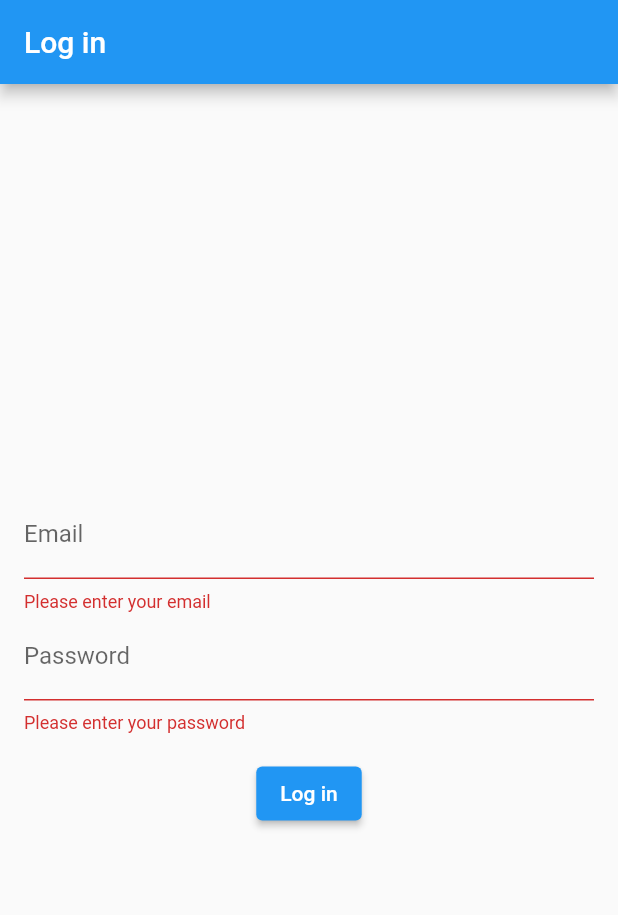
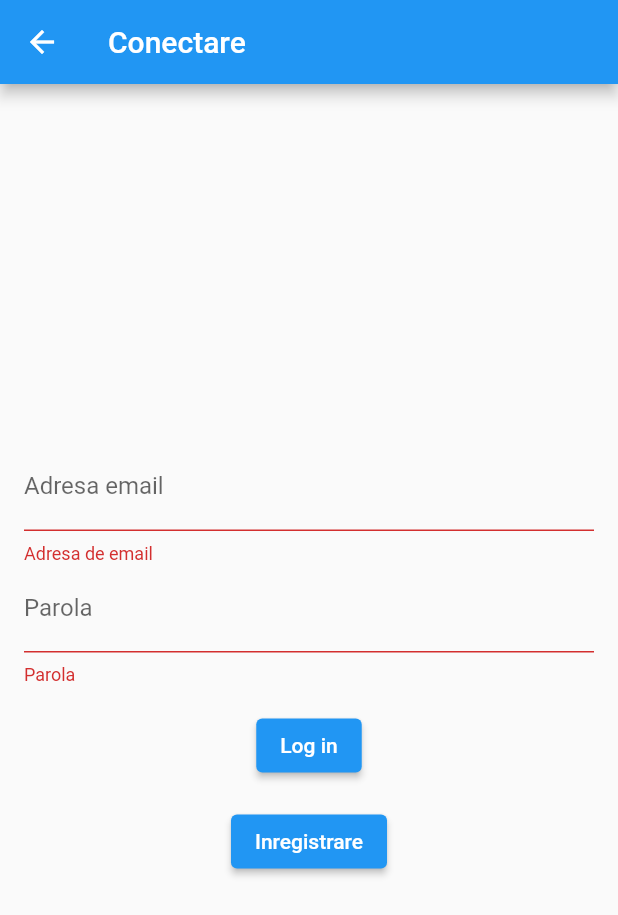
Before and after one commit to 2NHack2023/mindmatemobile, a Flutter app: the screen it shows after launch, after a tap on "Log in", on a phone screen of 412 x 824 dp. Shown: the top 915 px of the screen. Run offline on Flutter 3.47's test engine with Material 2 defaults, Android fonts, the phone set to English and light mode, and no system bars; our stand-ins replace supabase, supabase_flutter; accounts and stored records are empty.

Commit message:
Fixed login

```diff
--- a/lib/home_page.dart
+++ b/lib/home_page.dart
@@ -1,11 +1,14 @@
 import 'package:flutter/material.dart';
 import 'package:mindmatemobile/supabase_config.dart';
+import 'package:supabase/supabase.dart';
+import 'package:supabase_flutter/supabase_flutter.dart';
 
 class HomePage extends StatelessWidget {
   const HomePage({Key? key, required String title}) : super(key: key);
 
   @override
   Widget build(BuildContext context) {
+    final SupabaseClient supabaseClient = Supabase.instance.client;
     return Scaffold(
       appBar: AppBar(
         title: const Text('MindMate'),
@@ -20,6 +23,7 @@ class HomePage extends StatelessWidget {
               onPressed: () async {
                 await supabaseClient.auth.signOut();
                 // Navigate to login page after sign out
+                Navigator.pushReplacementNamed(context, '/login');
               },
               child: const Text('Log out'),
             ),
--- a/lib/login_page.dart
+++ b/lib/login_page.dart
@@ -1,6 +1,5 @@
 import 'package:flutter/material.dart';
-import 'package:mindmatemobile/supabase_config.dart';
-import 'package:supabase/supabase.dart';
+import 'package:supabase_flutter/supabase_flutter.dart';
 
 class LoginPage extends StatefulWidget {
   const LoginPage({Key? key}) : super(key: key);
@@ -13,6 +12,7 @@ class _LoginPageState extends State<LoginPage> {
   final _formKey = GlobalKey<FormState>();
   final _emailController = TextEditingController();
   final _passwordController = TextEditingController();
+  final SupabaseClient supabaseClient = Supabase.instance.client;
 
   Future<void> _login() async {
     final email = _emailController.text.trim();
@@ -22,7 +22,11 @@ class _LoginPageState extends State<LoginPage> {
       response = await supabaseClient.auth
           .signInWithPassword(email: email, password: password);
     } catch (error) {
-      showErrorSnackBar('Failed to log in');
+      showErrorSnackBar('Eroare la conectare');
+    }
+
+    if (response.session != null) {
+      Navigator.pushReplacementNamed(context, '/home');
     }
   }
 
@@ -40,7 +44,7 @@ class _LoginPageState extends State<LoginPage> {
   Widget build(BuildContext context) {
     return Scaffold(
       appBar: AppBar(
-        title: const Text('Log in'),
+        title: const Text('Conectare'),
       ),
       body: Padding(
         padding: const EdgeInsets.all(16.0),
@@ -51,21 +55,21 @@ class _LoginPageState extends State<LoginPage> {
             children: [
               TextFormField(
                 controller: _emailController,
-                decoration: const InputDecoration(labelText: 'Email'),
+                decoration: const InputDecoration(labelText: 'Adresa email'),
                 validator: (value) {
                   if (value == null || value.isEmpty) {
-                    return 'Please enter your email';
+                    return 'Adresa de email';
                   }
                   return null;
                 },
               ),
               TextFormField(
                 controller: _passwordController,
-                decoration: const InputDecoration(labelText: 'Password'),
+                decoration: const InputDecoration(labelText: 'Parola'),
                 obscureText: true,
                 validator: (value) {
                   if (value == null || value.isEmpty) {
-                    return 'Please enter your password';
+                    return 'Parola';
                   }
                   return null;
                 },
@@ -79,6 +83,13 @@ class _LoginPageState extends State<LoginPage> {
                 },
                 child: const Text('Log in'),
               ),
+              const SizedBox(height: 16.0),
+              ElevatedButton(
+                onPressed: () {
+                  Navigator.pushReplacementNamed(context, '/signup');
+                },
+                child: const Text('Inregistrare'),
+              ),
             ],
           ),
         ),
--- a/lib/main.dart
+++ b/lib/main.dart
@@ -1,37 +1,30 @@
 import 'package:flutter/material.dart';
+import 'package:mindmatemobile/home_page.dart';
 import 'package:mindmatemobile/supabase_config.dart';
-import 'package:supabase/supabase.dart';
-
-import 'home_page.dart';
+import 'package:supabase_flutter/supabase_flutter.dart';
 import 'login_page.dart';
 import 'signup_page.dart';
 
-void main() {
-  WidgetsFlutterBinding.ensureInitialized();
+Future<void> main() async {
+  await Supabase.initialize(
+    url: supabaseUrl,
+    anonKey: supabaseKey,
+  );
 
-  // Initialize Supabase client
-  runApp(MyApp(supabaseClient: supabaseClient));
+  runApp(MyApp());
 }
 
 class MyApp extends StatefulWidget {
-  final SupabaseClient supabaseClient;
-
-  const MyApp({Key? key, required this.supabaseClient}) : super(key: key);
+  const MyApp({Key? key}) : super(key: key);
 
   @override
   _MyAppState createState() => _MyAppState();
 }
 
 class _MyAppState extends State<MyApp> {
-  late AuthChangeEvent _authChangeEvent;
-
   @override
   void initState() {
     super.initState();
-    _authChangeEvent =
-        widget.supabaseClient.auth.onAuthStateChange.listen((session) {
-      setState(() {});
-    }) as AuthChangeEvent;
   }
 
   @override
@@ -41,22 +34,18 @@ class _MyAppState extends State<MyApp> {
 
   @override
   Widget build(BuildContext context) {
-    final isLoggedIn = widget.supabaseClient.auth.currentSession != null;
-
     return MaterialApp(
       title: 'Supabase Login Demo',
       theme: ThemeData(
         primarySwatch: Colors.blue,
       ),
-      home: isLoggedIn
-          ? const HomePage(
-              title: 'MindMate',
-            )
-          : const LoginPage(),
       routes: {
         '/login': (_) => const LoginPage(),
         '/signup': (_) => const SignUpPage(),
+        '/home': (_) => const HomePage(title: 'MindMate')
       },
+      initialRoute: '/login',
+      home: const LoginPage(),
     );
   }
 }
--- a/lib/signup_page.dart
+++ b/lib/signup_page.dart
@@ -1,6 +1,5 @@
 import 'package:flutter/material.dart';
-import 'package:gotrue/src/types/auth_response.dart';
-import 'package:mindmatemobile/supabase_config.dart';
+import 'package:supabase_flutter/supabase_flutter.dart';
 
 class SignUpPage extends StatefulWidget {
   const SignUpPage({Key? key}) : super(key: key);
@@ -13,17 +12,23 @@ class _SignUpPageState extends State<SignUpPage> {
   final _formKey = GlobalKey<FormState>();
   final _emailController = TextEditingController();
   final _passwordController = TextEditingController();
+  final SupabaseClient supabaseClient = Supabase.instance.client;
 
   Future<void> _signUp() async {
     final email = _emailController.text.trim();
     final password = _passwordController.text.trim();
-    late AuthResponse response;
     try {
-      response =
+      final response =
           await supabaseClient.auth.signUp(email: email, password: password);
-    } catch (error) {
-      showErrorSnackBar('Failed to register account');
+
+      debugPrint(response.toString());
+      if (response.user?.id == null) {
+        showErrorSnackBar('Eroare la inregistrare');
+      }
+    } catch (exc) {
+      showErrorSnackBar(exc.toString());
     }
+    Navigator.pushReplacementNamed(context, '/login');
   }
 
   void showErrorSnackBar(String message) {
@@ -51,21 +56,21 @@ class _SignUpPageState extends State<SignUpPage> {
             children: [
               TextFormField(
                 controller: _emailController,
-                decoration: const InputDecoration(labelText: 'Email'),
+                decoration: const InputDecoration(labelText: 'Adresa email'),
                 validator: (value) {
                   if (value == null || value.isEmpty) {
-                    return 'Please enter your email';
+                    return 'Adresa email';
                   }
                   return null;
                 },
               ),
               TextFormField(
                 controller: _passwordController,
-                decoration: const InputDecoration(labelText: 'Password'),
+                decoration: const InputDecoration(labelText: 'Parola'),
                 obscureText: true,
                 validator: (value) {
                   if (value == null || value.isEmpty) {
-                    return 'Please enter your password';
+                    return 'Parola';
                   }
                   return null;
                 },
@@ -77,7 +82,7 @@ class _SignUpPageState extends State<SignUpPage> {
                     _signUp();
                   }
                 },
-                child: const Text('Sign up'),
+                child: const Text('Inregistrare'),
               ),
             ],
           ),
--- a/pubspec.yaml
+++ b/pubspec.yaml
@@ -37,6 +37,7 @@ dependencies:
   # Use with the CupertinoIcons class for iOS style icons.
   cupertino_icons: ^1.0.2
   supabase: ^1.6.0
+  supabase_flutter: ^1.4.1
 
 dev_dependencies:
   flutter_test:
```
Also changed, not shown: lib/supabase_config.dart (+2 -6 lines), pubspec.lock, 16 other files.
